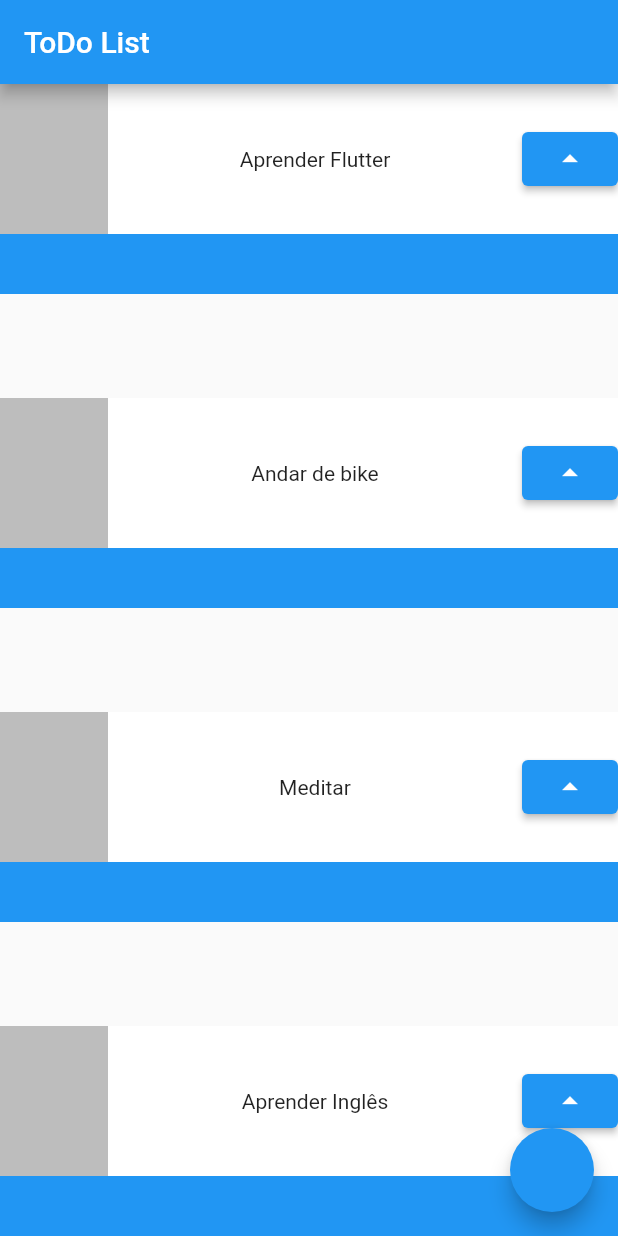
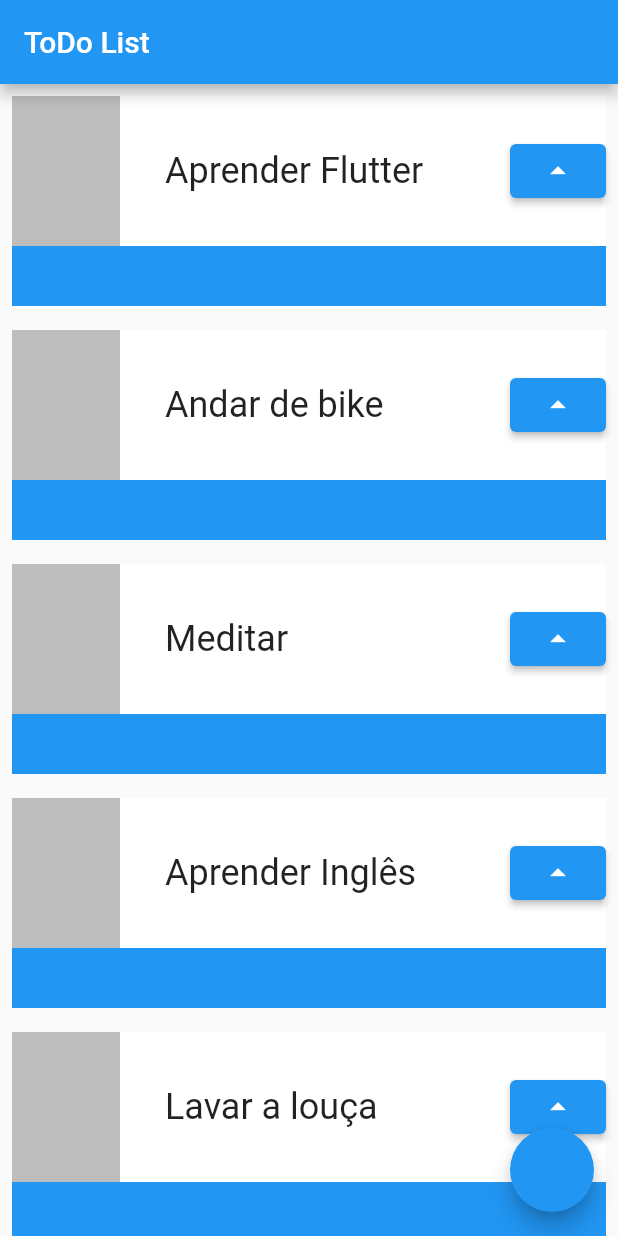
Before and after one commit to isabelaomaciel/to_do_list, a Flutter app: the screen it shows after launch, on a phone screen of 412 x 824 dp. Run offline on Flutter 3.47's test engine with Material 2 defaults, Android fonts, the phone set to English and light mode, and no system bars.

Commit message:
scroll add

```diff
--- a/lib/main.dart
+++ b/lib/main.dart
@@ -18,13 +18,16 @@ class MyApp extends StatelessWidget {
         appBar: AppBar(
           title: Text('ToDo List'),
         ),
-        body: Column(
-          mainAxisAlignment: MainAxisAlignment.spaceBetween,
+        body: ListView(
           children: [
             Task('Aprender Flutter'),
             Task('Andar de bike'),
             Task('Meditar'),
             Task('Aprender Inglês'),
+            Task('Lavar a louça'),
+            Task('Ler um livro'),
+            Task('Passear com o cachorro'),
+            Task('Jantar com os amigos'),
           ],
         ),
         floatingActionButton: FloatingActionButton(onPressed: () {}),
@@ -35,11 +38,13 @@ class MyApp extends StatelessWidget {
 
 class Task extends StatelessWidget {
   final String name;
+
   const Task(this.name, {Key? key}) : super(key: key);
 
   @override
   Widget build(BuildContext context) {
-    return Container(
+    return Padding(
+      padding: const EdgeInsets.all(8.0),
       child: Stack(
         children: [
           Container(
@@ -57,12 +62,21 @@ class Task extends StatelessWidget {
                   width: 72,
                   height: 100,
                 ),
-                Text(name),
+                Container(
+                  width: 200,
+                  child: Text(
+                    name,
+                    style: TextStyle(
+                      fontSize: 24,
+                      overflow: TextOverflow.ellipsis,
+                    ),
+                  ),
+                ),
                 ElevatedButton(
                     onPressed: () {}, child: Icon(Icons.arrow_drop_up)),
               ],
             ),
-          )
+          ),
         ],
       ),
     );
```
